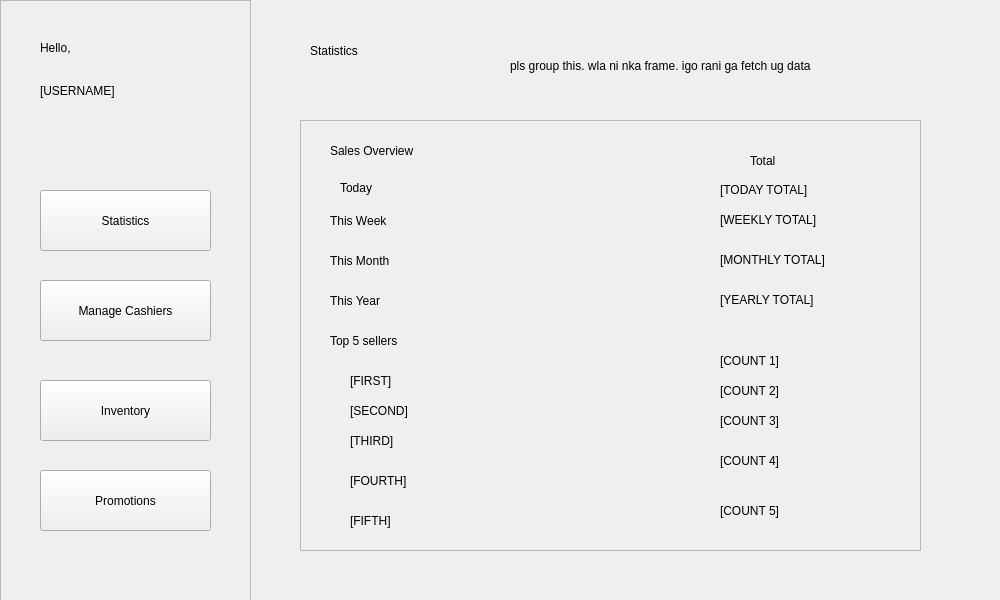
ReiZedlav/CSCC-21.1-Software-Engineering-1, file POS/UI/statistics.ui: the form before one commit.
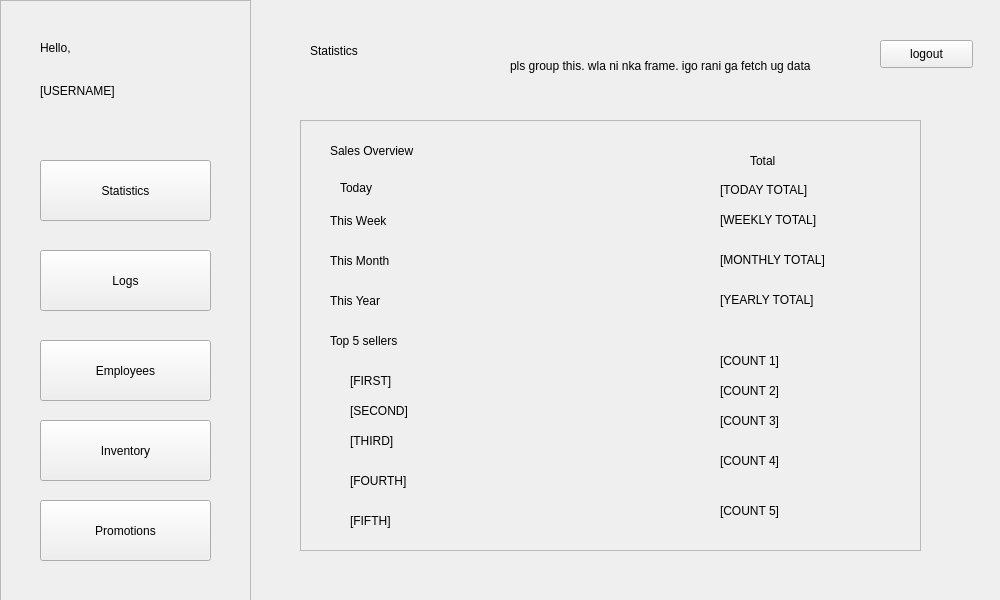
The form after the commit.

Patch:
```diff
--- a/POS/UI/statistics.ui
+++ b/POS/UI/statistics.ui
@@ -59,7 +59,7 @@
      <property name="geometry">
       <rect>
        <x>40</x>
-       <y>190</y>
+       <y>160</y>
        <width>171</width>
        <height>61</height>
       </rect>
@@ -72,20 +72,20 @@
      <property name="geometry">
       <rect>
        <x>40</x>
-       <y>280</y>
+       <y>340</y>
        <width>171</width>
        <height>61</height>
       </rect>
      </property>
      <property name="text">
-      <string>Manage Cashiers</string>
+      <string>Employees</string>
      </property>
     </widget>
     <widget class="QPushButton" name="inventoryButton">
      <property name="geometry">
       <rect>
        <x>40</x>
-       <y>380</y>
+       <y>420</y>
        <width>171</width>
        <height>61</height>
       </rect>
@@ -98,7 +98,7 @@
      <property name="geometry">
       <rect>
        <x>40</x>
-       <y>470</y>
+       <y>500</y>
        <width>171</width>
        <height>61</height>
       </rect>
@@ -107,6 +107,19 @@
       <string>Promotions</string>
      </property>
     </widget>
+    <widget class="QPushButton" name="statButton_2">
+     <property name="geometry">
+      <rect>
+       <x>40</x>
+       <y>250</y>
+       <width>171</width>
+       <height>61</height>
+      </rect>
+     </property>
+     <property name="text">
+      <string>Logs</string>
+     </property>
+    </widget>
    </widget>
    <widget class="QFrame" name="frame_2">
     <property name="geometry">
@@ -423,6 +436,19 @@
      <string>pls group this. wla ni nka frame. igo rani ga fetch ug data</string>
     </property>
    </widget>
+   <widget class="QPushButton" name="pushButton">
+    <property name="geometry">
+     <rect>
+      <x>880</x>
+      <y>40</y>
+      <width>93</width>
+      <height>28</height>
+     </rect>
+    </property>
+    <property name="text">
+     <string>logout</string>
+    </property>
+   </widget>
   </widget>
  </widget>
  <resources/>
```
